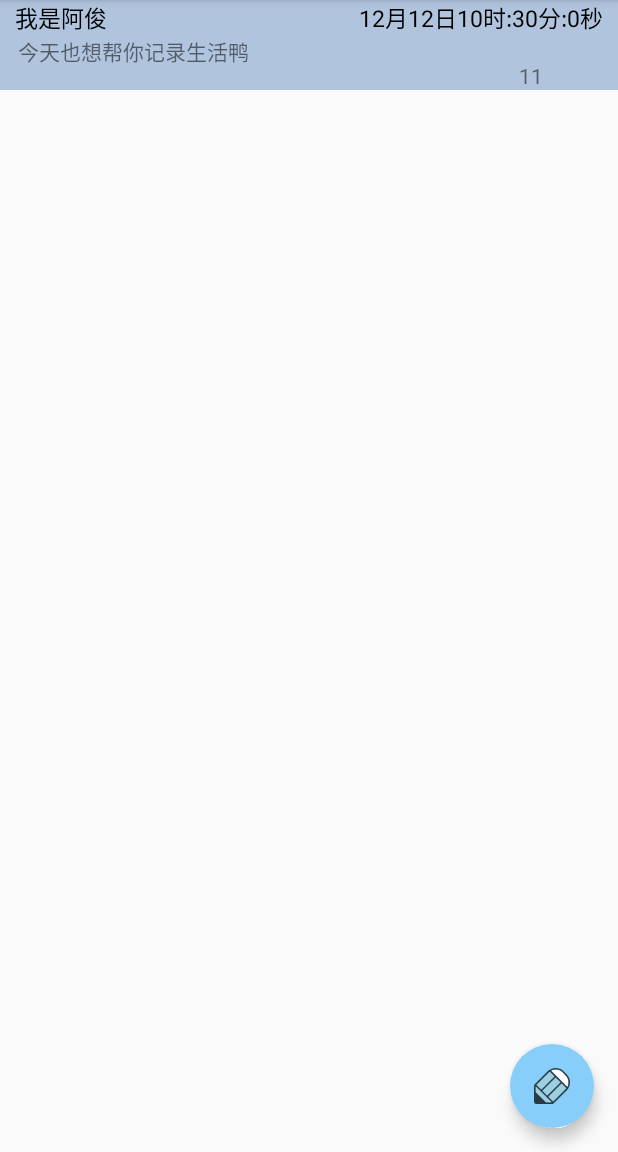
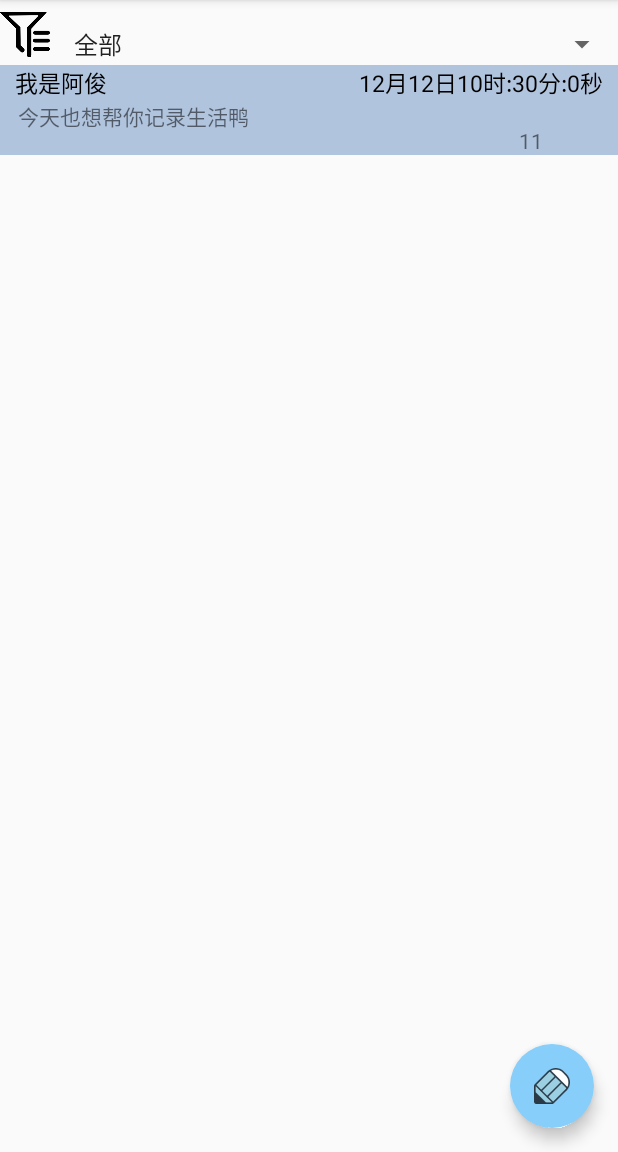
Before and after one commit to hdguff8/Note, an Android app: the screen it shows after launch (MainActivity), on a phone screen of 412 x 824 dp, the part 84-1236 px from its top. Run offline under Robolectric (Android 15) with nearby library versions, the phone set to English and light mode, and no system bars.

Commit message:
基本功能实现

```diff
--- a/app/src/main/java/com/example/note/Activities/MainActivity.java
+++ b/app/src/main/java/com/example/note/Activities/MainActivity.java
@@ -13,8 +13,10 @@ import android.view.View;
 import android.view.ViewGroup;
 import android.widget.AdapterView;
 
+import android.widget.ArrayAdapter;
 import android.widget.ImageView;
 import android.widget.ListView;
+import android.widget.Spinner;
 import android.widget.TextView;
 import android.widget.Toast;
 
@@ -27,9 +29,11 @@ import androidx.drawerlayout.widget.DrawerLayout;
 
 
 import com.example.note.Adapter.NoteAdapter;
+import com.example.note.Database.GroupService;
 import com.example.note.Database.NoteService;
 import com.example.note.Model.Note;
 import com.example.note.R;
+import com.example.note.Util.DialogUtil;
 import com.example.note.Util.LogUtil;
 import com.google.android.material.floatingactionbutton.FloatingActionButton;
 import com.google.android.material.navigation.NavigationView;
@@ -44,6 +48,7 @@ public class MainActivity extends AppCompatActivity {
     private DrawerLayout drawerLayout;
     private NavigationView navView;
     private FloatingActionButton add_note;//底部的增加按钮
+    Spinner spinner;
 
 
     private ListView list_view;//note列表
@@ -53,6 +58,7 @@ public class MainActivity extends AppCompatActivity {
 
     //操作数据库
     NoteService db;
+    GroupService gdb;
 
     ImageView icon;
     TextView message;
@@ -121,9 +127,38 @@ public class MainActivity extends AppCompatActivity {
 
         //更新列表
         db = new NoteService(this);
+        gdb = new GroupService(this);
 
         upListData();
 
+        spinner = findViewById(R.id.spinner_groups_selector);
+        ArrayAdapter<String> allGroupsNameArrayAdapter = new ArrayAdapter<>(this, android.R.layout.simple_list_item_1,gdb.getAllGroupName(true));
+        spinner.setAdapter(allGroupsNameArrayAdapter);
+        spinner.setOnItemSelectedListener(new AdapterView.OnItemSelectedListener() {
+            @Override
+            public void onItemSelected(AdapterView<?> adapterView, View view, int i, long l) {
+                setListView();
+            }
+
+            @Override
+            public void onNothingSelected(AdapterView<?> adapterView) {
+
+            }
+        });
+
+    }
+
+    private void setListView(){
+        ArrayList<Note> datas = new ArrayList<>();
+        if(spinner.getSelectedItemPosition()==0){
+            datas = db.getAllNote();
+        }else{
+            //获取所选组名称
+            String groupName = gdb.getAllGroupName(true).get(spinner.getSelectedItemPosition());
+            //设置显示内容为id为组名称对应的组id
+            datas = db.getNotesByGroupId(gdb.getGroupIdByName(groupName));
+        }
+        list_view.setAdapter(new NoteAdapter(this,datas));
     }
 
 
@@ -214,31 +249,25 @@ public class MainActivity extends AppCompatActivity {
         list_view.setOnItemLongClickListener(new AdapterView.OnItemLongClickListener() {
             @Override
             public boolean onItemLongClick(AdapterView<?> parent, View view, int position, long id) {
-
-                //测试语句 检查删除完还有几条note
-                LogUtil.d("MainActivity","onItemLongClick: "+ db.getAllNote().size());
-
-                ArrayList<Note> data = db.getAllNote();
-                //如果不为空则可进行删除
-                if (!data.isEmpty()) {
-                    db.deleteNote(data.get(position));
+                DialogUtil.tipAndDoSthDialog(MainActivity.this, "提示", "你确定删除这条速记吗？这将永久失去它！", R.drawable.icon_warning, new DialogUtil.sureToDoSthListener() {
+                    @Override
+                    public void doSth() {
+                        db.deleteNote(db.getAllNote().get(position));
                         //给listView绑定适配器
                         list_view.setAdapter(mAdapter);
                         //跟新listView
                         mAdapter.notifyDataSetChanged();
                         list_view.setSelection(db.getAllNote().size() - 1);
-
                         //显示删除成功
                         showDelSucceed();
                         //更新列表
                         upListData();
-                } else {
-                    //显示没有可以删除的东西信息
-                    showNoneDel();
                     }
+                });
                 return true;
             }
         });
+
         //点击显示细节内容
         list_view.setOnItemClickListener(new AdapterView.OnItemClickListener() {
             @Override
--- a/app/src/main/java/com/example/note/Database/NoteService.java
+++ b/app/src/main/java/com/example/note/Database/NoteService.java
@@ -62,6 +62,11 @@ public class NoteService {
     public void updateNoteByTitle(String titleName, Note note){
         db.execSQL("update "+NoteDatabaseHelper.table_name+" set id=? where title=? and content=? and time=?",
                 new Object[]{note.getId(),note.getNoteTitle(),note.getNoteContent(),note.getNoteTime()});
+    }
+
+    public ArrayList<Note> getNotesByGroupId(int id){
+        Cursor cursor = db.rawQuery("select * from note where note_group=?",new String[]{String.valueOf(id)});
+        return CursorToNotes(cursor);
     }
 
     public void initList(){//初始化第一条note
--- a/app/src/main/res/layout/activity_main.xml
+++ b/app/src/main/res/layout/activity_main.xml
@@ -23,7 +23,8 @@
             android:fitsSystemWindows="true">
 
             <!--toolbar->代替原来的导航栏-->
-            <androidx.appcompat.widget.Toolbar xmlns:app="http //schemas android com/apk/res-auto"
+
+            <androidx.appcompat.widget.Toolbar
                 android:id="@+id/tool_bar"
                 android:layout_width="match_parent"
                 android:layout_height="wrap_content"
@@ -31,26 +32,57 @@
                 android:fitsSystemWindows="true"
                 android:theme="@style/ThemeOverlay.AppCompat.Dark.ActionBar"
                 app:layout_scrollFlags="scroll|enterAlways|snap"
-                app:navigationIcon="@mipmap/nav_icon_small"
-                app:popupTheme="@style/ThemeOverlay.AppCompat.Light"></androidx.appcompat.widget.Toolbar>
+                app:navigationIcon="@drawable/navi"
+                app:popupTheme="@style/ThemeOverlay.AppCompat.Light">
+            </androidx.appcompat.widget.Toolbar>
 
         </com.google.android.material.appbar.AppBarLayout>
 
         <!--导航栏下的内容部分-->
 
-        <!--note列表-->
+        <LinearLayout
+            android:layout_width="match_parent"
+            android:layout_height="match_parent"
+            android:layout_marginTop="?attr/actionBarSize"
+            android:orientation="vertical">
+
+            <LinearLayout
+                android:layout_width="match_parent"
+                android:layout_height="wrap_content"
+                android:layout_marginTop="5dp"
+                android:orientation="horizontal">
+
+                <ImageView
+                    android:id="@+id/imageView"
+                    android:layout_width="50dp"
+                    android:layout_height="35dp"
+                    android:layout_weight="1"
+                    android:src="@drawable/selector" />
+
+                <Spinner
+                    android:id="@+id/spinner_groups_selector"
+                    android:layout_width="match_parent"
+                    android:layout_height="wrap_content"
+                    android:layout_weight="2" />
+
+            </LinearLayout>
+
             <ListView
                 android:id="@+id/list_view"
                 android:layout_width="match_parent"
                 android:layout_height="match_parent"
                 android:layout_gravity="center"
-            android:layout_marginTop="?attr/actionBarSize"
+                android:layout_marginTop="-10dp"
+                android:divider="#00000000"
                 android:dividerHeight="5dp"
-            android:divider="#00000000"
                 android:fadingEdge="none"
                 android:fastScrollEnabled="true"
                 android:fitsSystemWindows="true"
                 android:listSelector="@color/colorPrimary"></ListView>
+
+        </LinearLayout>
+
+        <!--note列表-->
 
         <!--新建note按钮（使用图片做button,悬浮按钮）-->
         <com.google.android.material.floatingactionbutton.FloatingActionButton
```
Also changed, not shown: app/src/main/java/com/example/note/Activities/EditActivity.java (+42 -9 lines), app/src/main/java/com/example/note/Activities/GroupManager.java (added, +119 -0 lines), app/src/main/java/com/example/note/Adapter/NoteAdapter.java (+8 -1 lines), app/src/main/java/com/example/note/Database/GroupService.java (+9 -0 lines), app/src/main/java/com/example/note/Model/Note.java (+19 -4 lines), app/src/main/res/layout/activity_group_manager.xml (added, +27 -0 lines), app/src/main/res/drawable-v24/selector.png (added), app/src/main/res/drawable/nav_icon_black.png (added). Lines whose indentation alone changed are shown as unchanged.
